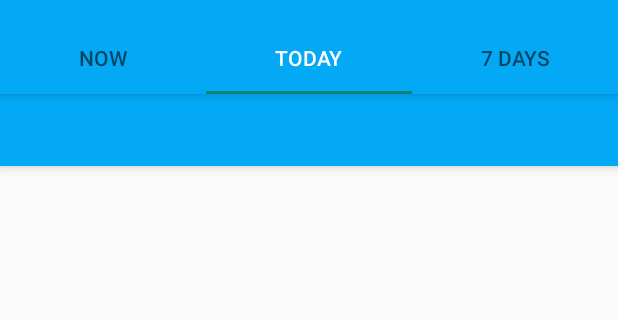
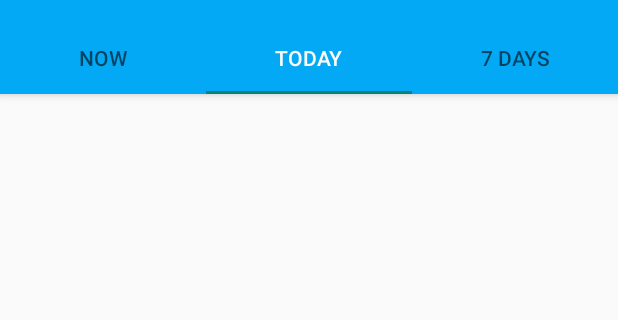
Before and after one commit to tungphan311/WeatherForecast, an Android app: the screen it shows after launch (MainActivity), tab 2 chosen, on a phone screen of 412 x 824 dp, the part 70-390 px from its top. Run offline under Robolectric (Android 15) with nearby library versions, the phone set to English and light mode, and no system bars; our stand-ins replace Picasso, Volley; network calls fail; pictures from the network do not load.

```diff
--- a/app/src/main/java/com/example/weatherforecast/TodayAdapter.java
+++ b/app/src/main/java/com/example/weatherforecast/TodayAdapter.java
@@ -45,10 +45,10 @@ public class TodayAdapter extends BaseAdapter {
 
     @Override
     public View getView(int position, View view, ViewGroup parent) {
-        ViewHolder viewHolder;
+        TodayAdapter.ViewHolder viewHolder = null;
 
         if (view == null) {
-            viewHolder = new ViewHolder();
+            viewHolder = new TodayAdapter.ViewHolder();
 
             LayoutInflater inflater = (LayoutInflater) context.getSystemService(Context.LAYOUT_INFLATER_SERVICE);
             view = inflater.inflate(R.layout.lvweather, null);
@@ -65,7 +65,7 @@ public class TodayAdapter extends BaseAdapter {
             view.setTag(viewHolder);
         }
         else {
-            viewHolder = (ViewHolder) view.getTag();
+            viewHolder = (TodayAdapter.ViewHolder) view.getTag();
         }
 
         Weather weather = (Weather) getItem(position);
--- a/app/src/main/java/com/example/weatherforecast/TomorrowFragment.java
+++ b/app/src/main/java/com/example/weatherforecast/TomorrowFragment.java
@@ -3,16 +3,19 @@ package com.example.weatherforecast;
 
 import android.os.Bundle;
 import android.support.v4.app.Fragment;
+import android.util.Log;
 import android.view.LayoutInflater;
 import android.view.View;
 import android.view.ViewGroup;
 import android.widget.ListView;
 import android.widget.TextView;
+import android.widget.Toast;
 
 import com.android.volley.Request;
 import com.android.volley.RequestQueue;
 import com.android.volley.Response;
 import com.android.volley.VolleyError;
+import com.android.volley.toolbox.JsonArrayRequest;
 import com.android.volley.toolbox.StringRequest;
 import com.android.volley.toolbox.Volley;
 
@@ -37,6 +40,17 @@ public class TomorrowFragment extends Fragment {
         // Required empty public constructor
     }
 
+    public static TomorrowFragment newInstance(String param1, String param2) {
+        TomorrowFragment fragment = new TomorrowFragment();
+        Bundle args = new Bundle();
+        fragment.setArguments(args);
+        return fragment;
+    }
+
+    @Override
+    public void onCreate(Bundle savedInstanceState) {
+        super.onCreate(savedInstanceState);
+    }
 
     @Override
     public View onCreateView(LayoutInflater inflater, ViewGroup container,
@@ -46,6 +60,7 @@ public class TomorrowFragment extends Fragment {
         initView(view);
 
         initData();
+
         return view;
     }
 
@@ -59,9 +74,11 @@ public class TomorrowFragment extends Fragment {
     public void initData() {
         RequestQueue requestQueue = Volley.newRequestQueue(getActivity().getApplicationContext());
         String url = "http://dataservice.accuweather.com/forecasts/v1/hourly/12hour/700000?apikey=hAaFwVWe0OfIbCw8aqUHkuNltaZKTj65&language=vi-vn";
-        StringRequest stringRequest = new StringRequest(Request.Method.GET, url, new Response.Listener<String>() {
+
+        JsonArrayRequest jsonArrayRequest = new JsonArrayRequest(url, new Response.Listener<JSONArray>() {
             @Override
-            public void onResponse(String response) {
+            public void onResponse(JSONArray response) {
+                //Toast.makeText(getActivity().getApplicationContext(), "Success", Toast.LENGTH_SHORT).show();
                 String hour = "";
                 String realtemp = "";
                 String feeltemp = "";
@@ -72,14 +89,14 @@ public class TomorrowFragment extends Fragment {
                 String iconurl = "";
 
                 if (response != null) {
+                    String size = String.valueOf(response.length());
+                    Toast.makeText(getActivity().getApplicationContext(), size, Toast.LENGTH_SHORT).show();
                     try {
-                        JSONArray jsonArray = new JSONArray(response);
-
-                        for (int i = 0; i< jsonArray.length(); i++) {
-                            JSONObject jsonObject = jsonArray.getJSONObject(i);
+                        for (int i = 0; i < response.length(); i++) {
+                            JSONObject jsonObject = response.getJSONObject(i);
                             hour = jsonObject.getString("EpochDateTime");
                             long l = Long.valueOf(hour);
-                            Date date = new Date(l*1000L);
+                            Date date = new Date(l * 1000L);
                             SimpleDateFormat simpleDateFormat = new SimpleDateFormat("HH:mm");
                             String Day = simpleDateFormat.format(date);
 
@@ -95,23 +112,22 @@ public class TomorrowFragment extends Fragment {
                             icon = jsonObject.getString("WeatherIcon");
                             iconurl = "https://developer.accuweather.com/sites/default/files/" + icon + "-s.png";
 
-                            listWeather.add(new Weather(Day, icon, realtemp, feeltemp, iconphrase, hum, rain));
+                            listWeather.add(new Weather(Day, iconurl, realtemp, feeltemp, iconphrase, hum, rain));
                             adapter.notifyDataSetChanged();
                         }
                     } catch (JSONException e) {
                         e.printStackTrace();
                     }
                 }
-
             }
         }, new Response.ErrorListener() {
             @Override
             public void onErrorResponse(VolleyError error) {
-
+                Toast.makeText(getActivity().getApplicationContext(), "get list error", Toast.LENGTH_SHORT).show();
             }
         });
 
-        requestQueue.add(stringRequest);
+        requestQueue.add(jsonArrayRequest);
     }
 
 }
--- a/app/src/main/res/layout/tomorrow.xml
+++ b/app/src/main/res/layout/tomorrow.xml
@@ -1,41 +1,18 @@
 <?xml version="1.0" encoding="utf-8"?>
-<android.support.v4.widget.SwipeRefreshLayout xmlns:android="http://schemas.android.com/apk/res/android"
+<LinearLayout
+    xmlns:android="http://schemas.android.com/apk/res/android"
     xmlns:app="http://schemas.android.com/apk/res-auto"
     xmlns:tools="http://schemas.android.com/tools"
-    android:id="@+id/swipeRefreshLayout"
+    android:orientation="vertical"
     android:layout_width="match_parent"
     android:layout_height="match_parent"
     app:layout_behavior="@string/appbar_scrolling_view_behavior">
 
-    <android.support.design.widget.CoordinatorLayout
 
-        android:id="@+id/viewApp"
+    <ListView
+        android:id="@+id/listview"
         android:layout_width="match_parent"
-        android:layout_height="match_parent"
-        android:orientation="vertical">
+        android:layout_height="wrap_content">
+    </ListView>
 
-        <android.support.design.widget.AppBarLayout
-            android:id="@+id/appBarLayout"
-            android:layout_width="match_parent"
-            android:layout_height="wrap_content"
-            android:theme="@style/ThemeOverlay.AppCompat.Dark.ActionBar">
-
-            <android.support.design.widget.TabLayout
-                android:id="@+id/tabs"
-                android:layout_width="match_parent"
-                android:layout_height="wrap_content"
-                app:tabGravity="fill"
-                app:tabIndicatorColor="@color/tab_indicator"
-                app:tabMode="fixed"/>
-
-        </android.support.design.widget.AppBarLayout>
-
-        <ListView
-            android:id="@+id/listview"
-            android:layout_width="match_parent"
-            android:layout_height="wrap_content"
-            app:layout_behavior="@string/appbar_scrolling_view_behavior" />
-
-    </android.support.design.widget.CoordinatorLayout>
-
-</android.support.v4.widget.SwipeRefreshLayout>
+</LinearLayout>
```
